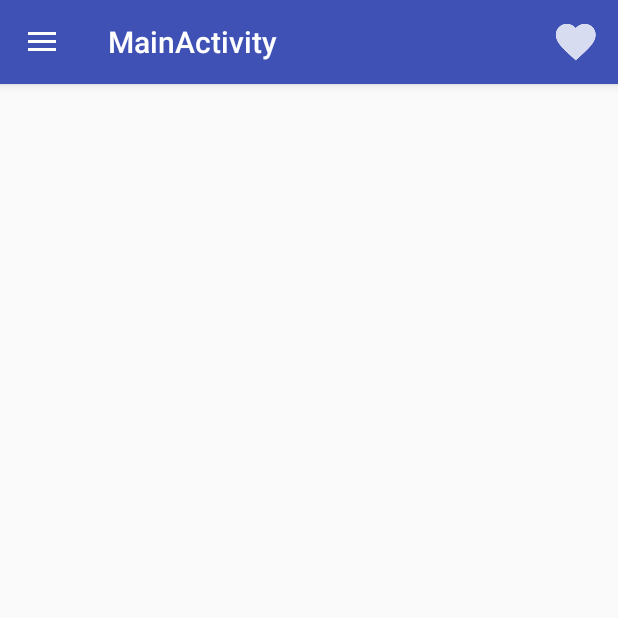
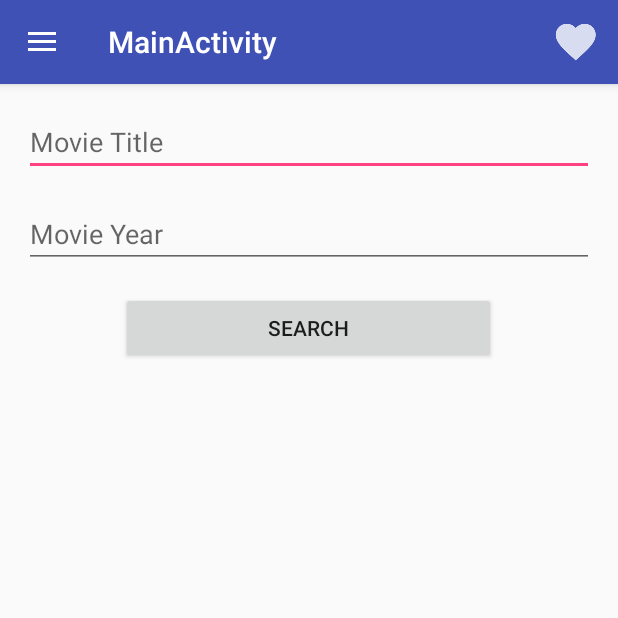
Before and after one commit to francoj11/popcorn, an Android app: the MainActivity screen opened directly, with no data from a screen before it, on a phone screen of 412 x 824 dp, the top half of it. Run offline under Robolectric (Android 15) with nearby library versions, the phone set to English and light mode, and no system bars.

Commit message:
Added Search Fragment

```diff
--- a/app/build.gradle
+++ b/app/build.gradle
@@ -27,6 +27,7 @@ dependencies {
     implementation 'com.android.support:appcompat-v7:27.1.1'
     implementation 'com.android.support.constraint:constraint-layout:1.1.2'
     implementation 'com.android.support:design:27.1.1'
+    implementation 'com.android.support:support-v4:27.1.1'
     testImplementation 'junit:junit:4.12'
     androidTestImplementation 'com.android.support.test:runner:1.0.2'
     androidTestImplementation 'com.android.support.test.espresso:espresso-core:3.0.2'
--- a/app/src/main/java/ar/com/francojaramillo/popcorn/ui/activities/MainActivity.kt
+++ b/app/src/main/java/ar/com/francojaramillo/popcorn/ui/activities/MainActivity.kt
@@ -3,6 +3,7 @@ package ar.com.francojaramillo.popcorn.ui.activities
 import android.os.Bundle
 import android.support.design.widget.Snackbar
 import android.support.design.widget.NavigationView
+import android.support.v4.app.Fragment
 import android.support.v4.view.GravityCompat
 import android.support.v7.app.ActionBarDrawerToggle
 import android.support.v7.app.AppCompatActivity
@@ -11,8 +12,14 @@ import android.view.MenuItem
 import kotlinx.android.synthetic.main.activity_main.*
 import kotlinx.android.synthetic.main.app_bar_main.*
 import ar.com.francojaramillo.popcorn.R
+import ar.com.francojaramillo.popcorn.ui.fragments.SearchFragment
 
-class MainActivity : AppCompatActivity(), NavigationView.OnNavigationItemSelectedListener {
+/**
+ * Main activity that manages the navigation in the app.
+ * Is in charge of loading fragments and interchange them.
+ */
+class MainActivity : AppCompatActivity(), NavigationView.OnNavigationItemSelectedListener,
+        SearchFragment.OnMoviesListResultListener {
 
     // Tag  for Logging
     private val TAG = "POPCORN_TAG"
@@ -28,8 +35,38 @@ class MainActivity : AppCompatActivity(), NavigationView.OnNavigationItemSelecte
         toggle.syncState()
 
         nav_view.setNavigationItemSelectedListener(this)
+
+        loadFragment(SearchFragment.newInstance(), null)
     }
 
+    /**
+     * Loads a new fragment into the fragment container
+     */
+    fun loadFragment(fragment: Fragment, fragmentTag: String?) {
+        supportFragmentManager.beginTransaction()
+                .add(R.id.fragment_container, fragment, fragmentTag)
+                .commit()
+
+    }
+
+    /**
+     * Replaces the current fragment in the fragment container with the new one
+     * TODO: Implement animation
+     */
+    fun replaceFragment(fragment: Fragment, fragmentTag: String?, addToBackStack: Boolean) {
+        val fragmentTransaction = supportFragmentManager.beginTransaction()
+        fragmentTransaction.replace(R.id.fragment_container, fragment, fragmentTag)
+        if (addToBackStack) {
+            fragmentTransaction.addToBackStack(fragmentTag)
+        }
+
+        fragmentTransaction.commit()
+    }
+
+    /**
+     * Manages the back button logic:
+     *      - If navdrawer is open -> close it
+     */
     override fun onBackPressed() {
         if (drawer_layout.isDrawerOpen(GravityCompat.START)) {
             drawer_layout.closeDrawer(GravityCompat.START)
@@ -38,12 +75,18 @@ class MainActivity : AppCompatActivity(), NavigationView.OnNavigationItemSelecte
         }
     }
 
+    /**
+     * Adds menu items to the menu bar
+     */
     override fun onCreateOptionsMenu(menu: Menu): Boolean {
         // Inflate the menu; this adds items to the action bar if it is present.
         menuInflater.inflate(R.menu.main, menu)
         return true
     }
 
+    /**
+     * Manages the Menu item selection
+     */
     override fun onOptionsItemSelected(item: MenuItem): Boolean {
         // Handle action bar item clicks here. The action bar will
         // automatically handle clicks on the Home/Up button, so long
@@ -57,6 +100,9 @@ class MainActivity : AppCompatActivity(), NavigationView.OnNavigationItemSelecte
         }
     }
 
+    /**
+     * Manages the Navigation Drawer item selection
+     */
     override fun onNavigationItemSelected(item: MenuItem): Boolean {
         // Handle navigation view item clicks here.
         when (item.itemId) {
@@ -71,4 +117,8 @@ class MainActivity : AppCompatActivity(), NavigationView.OnNavigationItemSelecte
         drawer_layout.closeDrawer(GravityCompat.START)
         return true
     }
+
+
+    override fun onMoviesListResult() {
+    }
 }
--- /dev/null
+++ b/app/src/main/java/ar/com/francojaramillo/popcorn/ui/fragments/SearchFragment.kt
@@ -0,0 +1,101 @@
+package ar.com.francojaramillo.popcorn.ui.fragments
+
+import android.app.ProgressDialog
+import android.content.Context
+import android.net.Uri
+import android.os.Bundle
+import android.support.v4.app.Fragment
+import android.view.LayoutInflater
+import android.view.View
+import android.view.ViewGroup
+import android.widget.Button
+import android.widget.EditText
+
+import ar.com.francojaramillo.popcorn.R
+
+/**
+ * Fragment in charge of the Search Use case.
+ * It exposes the result event via an Interface that the Activity that loads this fragment must
+ * implement.
+ */
+class SearchFragment : Fragment() {
+
+    // Tag  for Logging
+    private val TAG = "POPCORN_TAG"
+
+    // Views used
+    private lateinit var titleSearchEt: EditText
+    private lateinit var yearSearchEt: EditText
+    private lateinit var searchBtn: Button
+
+    // Progress Dialog
+    private var progresDialog: ProgressDialog? = null
+
+    // The listener to expose the result
+    private var listener: OnMoviesListResultListener? = null
+
+    override fun onCreate(savedInstanceState: Bundle?) {
+        super.onCreate(savedInstanceState)
+    }
+
+    override fun onCreateView(inflater: LayoutInflater, container: ViewGroup?,
+                              savedInstanceState: Bundle?): View? {
+        val rootView = inflater.inflate(R.layout.fragment_search, container, false)
+
+        setupViews(rootView)
+
+        return rootView
+    }
+
+    /**
+     * Setup the views used in the fragment
+     */
+    fun setupViews(rootView: View) {
+        titleSearchEt = rootView.findViewById(R.id.title_search_et)
+        yearSearchEt = rootView.findViewById(R.id.year_search_et)
+        searchBtn = rootView.findViewById(R.id.search_btn)
+        searchBtn.setOnClickListener { searchMovies() }
+    }
+
+    fun searchMovies() {
+
+    }
+
+    /**
+     * Attachs the listener to the activity
+     */
+    override fun onAttach(context: Context) {
+        super.onAttach(context)
+
+        if (context is OnMoviesListResultListener) {
+            listener = context
+        } else {
+            throw RuntimeException(context.toString() + " must implement OnMoviesListResultListener")
+        }
+    }
+
+    /**
+     * Detachs the listener from the activity
+     */
+    override fun onDetach() {
+        super.onDetach()
+        listener = null
+    }
+
+
+    /**
+     * The listener this class exposes
+     */
+    interface OnMoviesListResultListener {
+        fun onMoviesListResult()
+    }
+
+
+    /**
+     * Fragment newInstance method to manage recreation efficiently
+     */
+    companion object {
+        @JvmStatic
+        fun newInstance() = SearchFragment()
+    }
+}
--- a/app/src/main/res/layout/activity_splash.xml
+++ b/app/src/main/res/layout/activity_splash.xml
@@ -9,7 +9,7 @@
     <TextView
         android:layout_width="wrap_content"
         android:layout_height="wrap_content"
-        android:text="Hello World!"
+        android:text="Splash!"
         app:layout_constraintBottom_toBottomOf="parent"
         app:layout_constraintLeft_toLeftOf="parent"
         app:layout_constraintRight_toRightOf="parent"
--- a/app/src/main/res/layout/content_main.xml
+++ b/app/src/main/res/layout/content_main.xml
@@ -1,11 +1,12 @@
 <?xml version="1.0" encoding="utf-8"?>
-<android.support.constraint.ConstraintLayout xmlns:android="http://schemas.android.com/apk/res/android"
+<FrameLayout xmlns:android="http://schemas.android.com/apk/res/android"
     xmlns:app="http://schemas.android.com/apk/res-auto"
     xmlns:tools="http://schemas.android.com/tools"
+    android:id="@+id/fragment_container"
     android:layout_width="match_parent"
     android:layout_height="match_parent"
     app:layout_behavior="@string/appbar_scrolling_view_behavior"
     tools:context=".ui.activities.MainActivity"
     tools:showIn="@layout/app_bar_main">
 
-</android.support.constraint.ConstraintLayout>
+</FrameLayout>
--- /dev/null
+++ b/app/src/main/res/layout/fragment_search.xml
@@ -0,0 +1,33 @@
+<?xml version="1.0" encoding="utf-8"?>
+<LinearLayout xmlns:android="http://schemas.android.com/apk/res/android"
+    xmlns:tools="http://schemas.android.com/tools"
+    android:layout_width="match_parent"
+    android:layout_height="match_parent"
+    android:orientation="vertical"
+    android:padding="@dimen/space_medium"
+    tools:context=".ui.fragments.SearchFragment">
+
+
+    <EditText
+        android:id="@+id/title_search_et"
+        android:layout_width="match_parent"
+        android:layout_height="wrap_content"
+        android:hint="@string/movie_title"
+        android:inputType="text" />
+
+    <EditText
+        android:id="@+id/year_search_et"
+        android:layout_width="match_parent"
+        android:layout_height="wrap_content"
+        android:layout_marginTop="16dp"
+        android:hint="@string/movie_year"
+        android:inputType="number" />
+
+    <Button
+        android:id="@+id/search_btn"
+        android:layout_width="250dp"
+        android:layout_height="wrap_content"
+        android:layout_gravity="center"
+        android:layout_marginTop="16dp"
+        android:text="@string/search" />
+</LinearLayout>
--- a/app/src/main/res/values/strings.xml
+++ b/app/src/main/res/values/strings.xml
@@ -7,4 +7,10 @@
     <string name="nav_header_subtitle">android.studio@android.com</string>
     <string name="nav_header_desc">Navigation header</string>
     <string name="action_settings">Settings</string>
+
+    <!-- TODO: Remove or change this placeholder text -->
+    <string name="hello_blank_fragment">Hello blank fragment</string>
+    <string name="movie_title">Movie Title</string>
+    <string name="movie_year">Movie Year</string>
+    <string name="search">Search</string>
 </resources>
--- a/app/src/main/res/values/styles.xml
+++ b/app/src/main/res/values/styles.xml
@@ -1,7 +1,7 @@
 <resources>
 
     <!-- Base application theme. -->
-    <style name="AppTheme" parent="Theme.AppCompat.Light.DarkActionBar">
+    <style name="AppTheme" parent="Theme.AppCompat.DayNight.NoActionBar">
         <!-- Customize your theme here. -->
         <item name="colorPrimary">@color/colorPrimary</item>
         <item name="colorPrimaryDark">@color/colorPrimaryDark</item>
```
